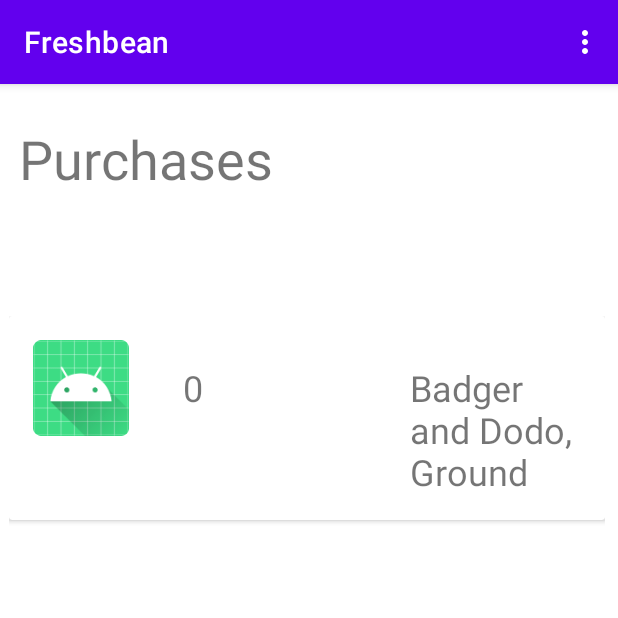
After one commit to 20080951/Freshbean, an Android app: the Purchases screen opened directly, with no data from a screen before it, on a phone screen of 412 x 824 dp, the top half of it. The commit adds this screen. Run offline under Robolectric (Android 15) with nearby library versions, the phone set to English and light mode, and no system bars.

Commit message:
Purchases Page
created basic nav menu to purchase page that display previous orders

```diff
--- a/app/src/main/AndroidManifest.xml
+++ b/app/src/main/AndroidManifest.xml
@@ -12,6 +12,7 @@
         android:supportsRtl="true"
         android:theme="@style/Theme.Freshbean"
        >
+        <activity android:name=".activities.Purchases"></activity>
         <activity android:name=".activities.Beans">
             <intent-filter>
                 <action android:name="android.intent.action.MAIN" />
--- a/app/src/main/java/ie/wit/freshbean/activities/Beans.kt
+++ b/app/src/main/java/ie/wit/freshbean/activities/Beans.kt
@@ -1,7 +1,12 @@
 package ie.wit.freshbean.activities
 
+import android.content.Intent
 import androidx.appcompat.app.AppCompatActivity
 import android.os.Bundle
+import android.view.Menu
+import android.view.MenuItem
+import androidx.core.content.ContextCompat
+import androidx.core.content.ContextCompat.startActivity
 import ie.wit.freshbean.R
 import ie.wit.freshbean.main.BeanApp
 import ie.wit.freshbean.models.BeanModel
@@ -35,5 +40,19 @@ class Beans : AppCompatActivity() {
 
         }
     }
+    override fun onCreateOptionsMenu(menu: Menu): Boolean {
+        // Inflate the menu; this adds items to the action bar if it is present.
+        menuInflater.inflate(R.menu.menu_beans, menu)
+        return true
+    }
 
+    override fun onOptionsItemSelected(item: MenuItem): Boolean {
+
+        return when (item.itemId) {
+            R.id.action_purchases -> { startActivity(Intent(this, Purchases::class.java))
+                true
+            }
+            else -> super.onOptionsItemSelected(item)
+        }
+    }
 }
--- /dev/null
+++ b/app/src/main/java/ie/wit/freshbean/activities/Purchases.kt
@@ -0,0 +1,45 @@
+package ie.wit.freshbean.activities
+
+import android.content.Intent
+import android.os.Bundle
+import android.view.Menu
+import android.view.MenuItem
+import androidx.appcompat.app.AppCompatActivity
+import androidx.recyclerview.widget.LinearLayoutManager
+import ie.wit.freshbean.R
+import ie.wit.freshbean.adapters.BeanAdapter
+import ie.wit.freshbean.main.BeanApp
+import kotlinx.android.synthetic.main.activity_purchases.*
+
+class Purchases : AppCompatActivity(){
+
+    lateinit var app: BeanApp
+
+
+    override fun onCreate(savedInstanceState: Bundle?) {
+        super.onCreate(savedInstanceState)
+        setContentView(R.layout.activity_purchases)
+
+    app = this.application as BeanApp
+    recyclerView.setLayoutManager(LinearLayoutManager(this))
+    recyclerView.adapter = BeanAdapter(app.beansStore.findAll())
+}
+
+            override fun onCreateOptionsMenu(menu: Menu): Boolean {
+                menuInflater.inflate(R.menu.menu_purchases, menu)
+                return true
+            }
+
+    override fun onOptionsItemSelected(item: MenuItem): Boolean {
+        // Handle action bar item clicks here. The action bar will
+        // automatically handle clicks on the Home/Up button, so long
+        // as you specify a parent activity in AndroidManifest.xml.
+        return when (item.itemId) {
+            R.id.action_beans -> { startActivity(Intent(this, Beans::class.java))
+                true
+            }
+            else -> super.onOptionsItemSelected(item)
+        }
+    }
+
+}
--- /dev/null
+++ b/app/src/main/java/ie/wit/freshbean/adapters/BeanAdapter.kt
@@ -0,0 +1,41 @@
+package ie.wit.freshbean.adapters
+
+import android.view.LayoutInflater
+import android.view.View
+import android.view.ViewGroup
+import androidx.recyclerview.widget.RecyclerView
+
+import ie.wit.freshbean.R
+import ie.wit.freshbean.models.BeanModel
+import kotlinx.android.synthetic.main.activity_beans.view.*
+import kotlinx.android.synthetic.main.card_bean.view.*
+
+class BeanAdapter constructor(private var beans: List<BeanModel>)
+    : RecyclerView.Adapter<BeanAdapter.MainHolder>() {
+
+    override fun onCreateViewHolder(parent: ViewGroup, viewType: Int): MainHolder {
+        return MainHolder(
+                LayoutInflater.from(parent.context).inflate(
+                        R.layout.card_bean,
+                        parent,
+                        false
+                )
+        )
+    }
+
+    override fun onBindViewHolder(holder: MainHolder, position: Int) {
+        val bean = beans[holder.adapterPosition]
+        holder.bind(bean)
+    }
+
+    override fun getItemCount(): Int = beans.size
+
+    class MainHolder constructor(itemView: View) : RecyclerView.ViewHolder(itemView) {
+
+        fun bind(bean: BeanModel) {
+            itemView.amount.text = bean.amount.toString()
+            itemView.OrderType02.text = bean.orderType02
+            itemView.imageIcon.setImageResource(R.mipmap.ic_launcher_round)
+        }
+    }
+}
--- a/app/src/main/java/ie/wit/freshbean/main/BeanApp.kt
+++ b/app/src/main/java/ie/wit/freshbean/main/BeanApp.kt
@@ -12,6 +12,6 @@ class BeanApp : Application() {
     override fun onCreate() {
         super.onCreate()
         beansStore = BeanMemStore()
-        Log.v("Donate","Donation App started")
+        Log.v("Purchase","Beans App started")
     }
 }
--- /dev/null
+++ b/app/src/main/res/layout/activity_purchases.xml
@@ -0,0 +1,36 @@
+<?xml version="1.0" encoding="utf-8"?>
+<androidx.constraintlayout.widget.ConstraintLayout
+    xmlns:android="http://schemas.android.com/apk/res/android"
+    xmlns:app="http://schemas.android.com/apk/res-auto"
+    xmlns:tools="http://schemas.android.com/tools"
+    android:layout_width="match_parent"
+    android:layout_height="match_parent"
+    tools:context=".activities.Purchases">
+
+
+    <androidx.recyclerview.widget.RecyclerView
+        android:id="@+id/recyclerView"
+        android:layout_width="397dp"
+        android:layout_height="584dp"
+        android:layout_marginTop="116dp"
+        app:layout_constraintBottom_toBottomOf="parent"
+        app:layout_constraintEnd_toEndOf="parent"
+        app:layout_constraintHorizontal_bias="0.428"
+        app:layout_constraintStart_toStartOf="parent"
+        app:layout_constraintTop_toTopOf="parent"
+        app:layout_constraintVertical_bias="0.573" />
+
+    <TextView
+        android:id="@+id/purchasesTitle"
+        android:layout_width="wrap_content"
+        android:layout_height="wrap_content"
+        android:text="@string/action_purchases"
+        android:textSize="36sp"
+        app:layout_constraintBottom_toTopOf="@+id/recyclerView"
+        app:layout_constraintEnd_toEndOf="parent"
+        app:layout_constraintHorizontal_bias="0.052"
+        app:layout_constraintStart_toStartOf="parent"
+        app:layout_constraintTop_toTopOf="parent"
+        app:layout_constraintVertical_bias="0.238" />
+
+</androidx.constraintlayout.widget.ConstraintLayout>
--- /dev/null
+++ b/app/src/main/res/layout/card_bean.xml
@@ -0,0 +1,49 @@
+<?xml version="1.0" encoding="utf-8"?>
+<androidx.cardview.widget.CardView
+    xmlns:android="http://schemas.android.com/apk/res/android"
+    xmlns:app="http://schemas.android.com/apk/res-auto"
+    xmlns:tools="http://schemas.android.com/tools"
+    android:layout_width="match_parent"
+    android:layout_height="wrap_content"
+    android:layout_marginBottom="8dp"
+    android:elevation="24dp">
+
+    <RelativeLayout
+        android:layout_width="match_parent"
+        android:layout_height="wrap_content"
+        android:padding="16dp">
+
+        <ImageView
+            android:id="@+id/imageIcon"
+            android:layout_width="64dp"
+            android:layout_height="64dp"
+            android:layout_alignParentLeft="true"
+            android:layout_alignParentTop="true"
+            android:layout_marginRight="16dp"
+            app:srcCompat="@mipmap/ic_launcher_round"/>
+
+        <TextView
+            android:id="@+id/amount"
+            android:layout_width="121dp"
+            android:layout_height="wrap_content"
+            android:layout_alignParentTop="true"
+            android:layout_marginStart="20dp"
+            android:layout_marginTop="15dp"
+            android:layout_toEndOf="@+id/imageIcon"
+            android:text="TextView"
+            android:textSize="24sp"
+            tools:text="€1000" />
+
+        <TextView
+            android:id="@+id/OrderType02"
+            android:layout_width="wrap_content"
+            android:layout_height="wrap_content"
+            android:layout_alignParentTop="true"
+            android:layout_marginStart="30dp"
+            android:layout_marginTop="15dp"
+            android:layout_toEndOf="@+id/amount"
+            android:text="blank"
+            android:textSize="24sp" />
+
+    </RelativeLayout>
+</androidx.cardview.widget.CardView>
--- /dev/null
+++ b/app/src/main/res/menu/menu_beans.xml
@@ -0,0 +1,12 @@
+<?xml version="1.0" encoding="utf-8"?>
+<menu xmlns:android="http://schemas.android.com/apk/res/android"
+    xmlns:app="http://schemas.android.com/apk/res-auto"
+    xmlns:tools="http://schemas.android.com/tools"
+    tools:context="ie.wit.activities.Beans">
+
+    <item
+        android:id="@+id/action_purchases"
+        android:orderInCategory="100"
+        android:title="@string/action_purchases"
+        app:showAsAction="never" />
+</menu>
--- a/app/src/main/res/menu/menu_main.xml
+++ /dev/null
@@ -1,4 +0,0 @@
-<?xml version="1.0" encoding="utf-8"?>
-<menu xmlns:android="http://schemas.android.com/apk/res/android">
-
-</menu>
--- /dev/null
+++ b/app/src/main/res/menu/menu_purchases.xml
@@ -0,0 +1,12 @@
+<?xml version="1.0" encoding="utf-8"?>
+<menu xmlns:android="http://schemas.android.com/apk/res/android"
+    xmlns:app="http://schemas.android.com/apk/res-auto"
+    xmlns:tools="http://schemas.android.com/tools"
+    tools:context="ie.wit.activities.Purchases">
+
+    <item
+        android:id="@+id/action_beans"
+        android:orderInCategory="100"
+        android:title="@string/action_beans"
+        app:showAsAction="never" />
+</menu>
--- a/app/src/main/res/values/strings.xml
+++ b/app/src/main/res/values/strings.xml
@@ -14,5 +14,6 @@
     <string name="enter_amount">Enter Amount</string>
     <string name="action_purchase">Purchase</string>
     <string name="action_purchases">Purchases</string>
+    <string name="action_beans">Products</string>
 
 </resources>
```
